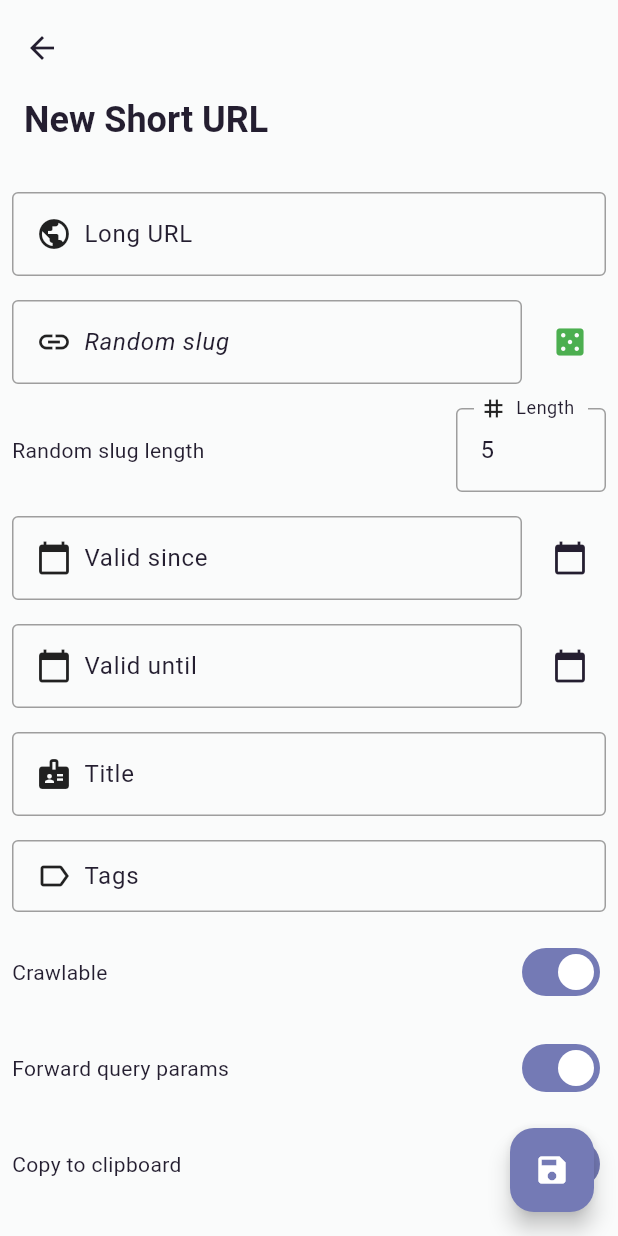
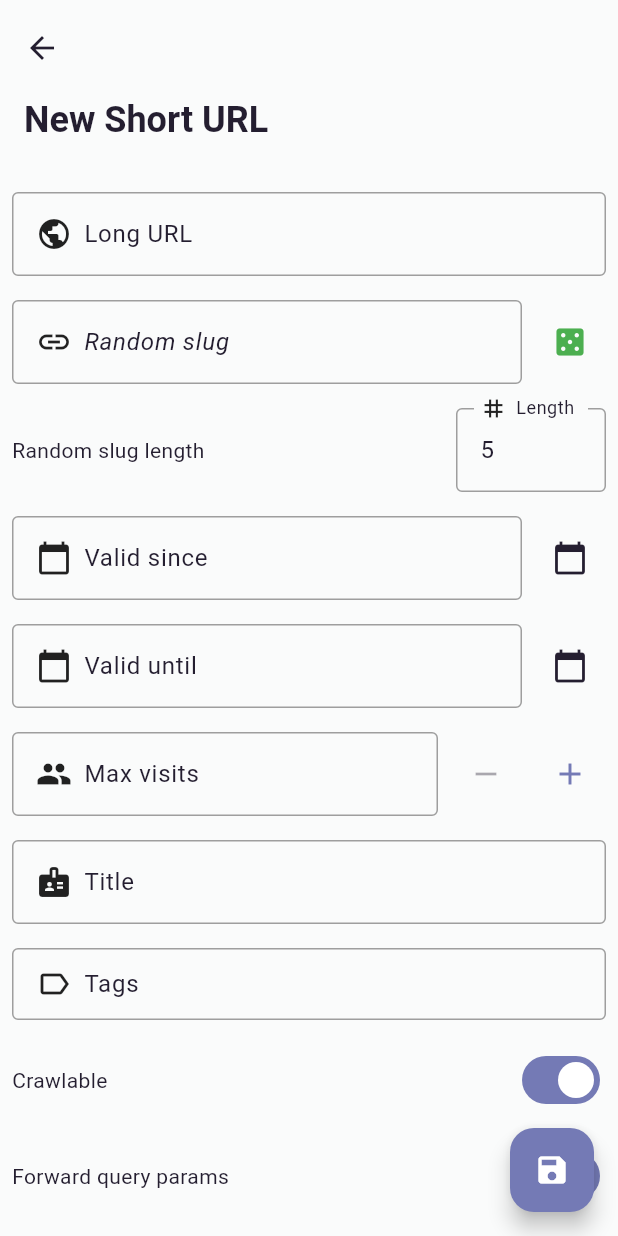
Before and after one commit to rainloreley/shlink-manager, a Flutter app: the ShortURLEditView screen opened directly, on a phone screen of 412 x 824 dp. Run offline on Flutter 3.47's test engine with Material 3 defaults, Android fonts, the phone set to English and light mode, and no system bars; drawn by our look-alikes of dynamic_color; our stand-ins replace dartz, flutter_secure_storage, package_info_plus, qr_flutter, shared_preferences; missing offline and left inert: flutter_sharing_intent; accounts and stored records are empty.

```diff
--- a/lib/views/short_url_edit_view.dart
+++ b/lib/views/short_url_edit_view.dart
@@ -9,6 +9,7 @@ import 'package:shlink_app/util/build_api_error_snackbar.dart';
 import 'package:shlink_app/util/string_to_color.dart';
 import 'package:shlink_app/views/tag_selector_view.dart';
 import '../globals.dart' as globals;
+import '../widgets/counter_widget.dart';
 import '../widgets/datetime_selector_widget.dart';
 
 class ShortURLEditView extends StatefulWidget {
@@ -31,6 +32,8 @@ class _ShortURLEditViewState extends State<ShortURLEditView>
   final validSinceController = DateTimeSelectorController();
   final validUntilController = DateTimeSelectorController();
 
+  final maxVisitsController = CounterController();
+
   List<String> tags = [];
 
   bool randomSlug = true;
@@ -40,6 +43,8 @@ class _ShortURLEditViewState extends State<ShortURLEditView>
 
   DateTime? validSince;
   DateTime? validUntil;
+
+  int? maxVisits;
 
   bool disableSlugEditor = false;
 
@@ -88,6 +93,8 @@ class _ShortURLEditViewState extends State<ShortURLEditView>
 
       validSince = widget.shortUrl!.meta.validSince;
       validUntil = widget.shortUrl!.meta.validUntil;
+
+      maxVisits = widget.shortUrl!.meta.maxVisits;
     }
   }
 
@@ -127,6 +134,7 @@ class _ShortURLEditViewState extends State<ShortURLEditView>
         findIfExists: true,
         validSince: validSinceController.dateTimeString,
         validUntil: validUntilController.dateTimeString,
+        maxVisits: maxVisitsController.count,
         title: titleController.text != "" ? titleController.text : null,
         customSlug: customSlugController.text != "" && !randomSlug
             ? customSlugController.text
@@ -302,6 +310,11 @@ class _ShortURLEditViewState extends State<ShortURLEditView>
                       displayName: "Valid until",
                       date: validUntil,
                     ),
+                    Counter(
+                      counterController: maxVisitsController,
+                      displayName: 'Max visits',
+                      displayIcon: Icons.group,
+                    ),
                     TextField(
                       controller: titleController,
                       decoration: const InputDecoration(
```
